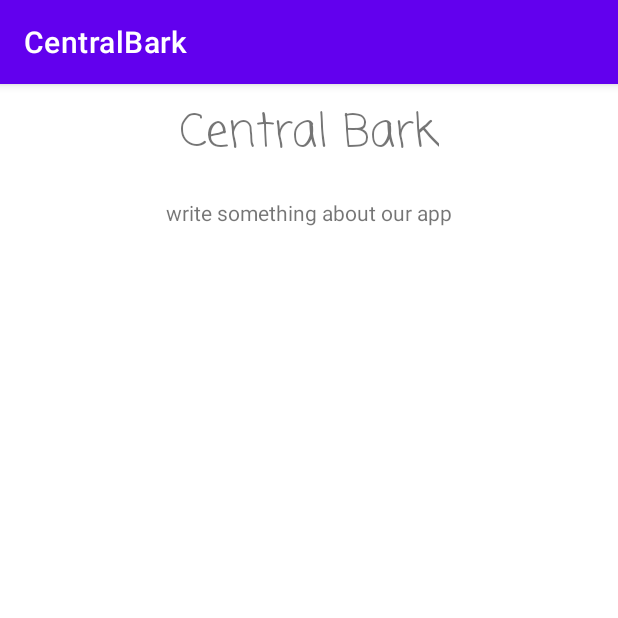
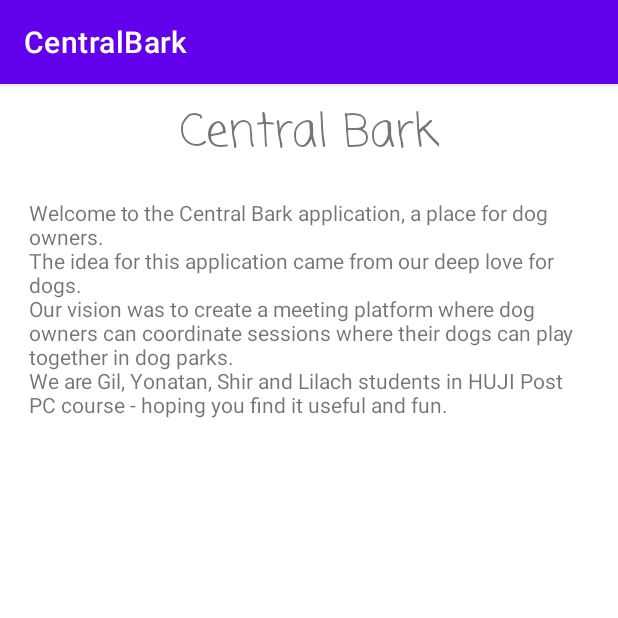
Before and after one commit to Gil-Grimberg/postPc_Final_Project_2021, an Android app: the fragment aboutSettingFragment placed in its activity, on a phone screen of 412 x 824 dp, the top half of it. Run offline under Robolectric (Android 15) with nearby library versions, the phone set to English and light mode, and no system bars; our stand-ins replace Firebase (no records; nobody signed in at launch, a user with empty details on screens opened directly).

Commit message:
fixed things

```diff
--- a/app/src/main/java/com/example/centralbark_PostPc_2021/MenuFragment.java
+++ b/app/src/main/java/com/example/centralbark_PostPc_2021/MenuFragment.java
@@ -38,7 +38,7 @@ public class MenuFragment extends Fragment {
         profileButton = view.findViewById(R.id.profileButton_ImageButton_fragmentMyProfile);
 
         searchButton.setOnClickListener(v->{
-            ArrayList<ImageView> makeSmaller =addToMakeSmallerLst(tinderButton, homeButton, locationButton, profileButton);
+            ArrayList<ImageView> makeSmaller = addToMakeSmallerLst(tinderButton, homeButton, locationButton, profileButton);
             sizeUpIcon(searchButton, makeSmaller);
             Utils.moveBetweenFragments(R.id.the_screen, new searchAccountFragment(), getActivity(), "search_accounts");
         });
--- a/app/src/main/java/com/example/centralbark_PostPc_2021/matchAFriendFragment.java
+++ b/app/src/main/java/com/example/centralbark_PostPc_2021/matchAFriendFragment.java
@@ -235,7 +235,7 @@ public class matchAFriendFragment extends Fragment {
                         }
                         if (foundMe) {
                             for (User recommended : users) {
-                                if (me.getLikedUsers().contains(recommended.getId()) || me.getDislikeUsers().contains(recommended.getId()) || me.getId().equals(recommended.getId())) {
+                                if (me.getLikedUsers().contains(recommended.getId()) || me.getDislikeUsers().contains(recommended.getId()) || me.getId().equals(recommended.getId())||me.getFriendList().contains(recommended.getId())) {
 
                                 } else {
                                     renderUI(recommended);
--- a/app/src/main/java/com/example/centralbark_PostPc_2021/matchAFriendFragmentNoFriendsFragment.java
+++ b/app/src/main/java/com/example/centralbark_PostPc_2021/matchAFriendFragmentNoFriendsFragment.java
@@ -57,7 +57,6 @@ public class matchAFriendFragmentNoFriendsFragment extends Fragment {
     }
 
     private void findRecommendedProfile() {
-        // todo: filter the best recommended matches for the user based on ML
 
         ArrayList<User> users = new ArrayList<>();
         Task<QuerySnapshot> result = appInstance.getDataManager().db.collection("Users").get();
@@ -86,7 +85,7 @@ public class matchAFriendFragmentNoFriendsFragment extends Fragment {
                         }
                         if (foundMe) {
                             for (User recommended : users) {
-                                if (me.getLikedUsers().contains(recommended.getId()) || me.getDislikeUsers().contains(recommended.getId()) || me.getId().equals(recommended.getId())) {
+                                if (me.getLikedUsers().contains(recommended.getId()) || me.getDislikeUsers().contains(recommended.getId()) || me.getId().equals(recommended.getId()) || me.getFriendList().contains(recommended.getId())) {
 
                                 } else {
                                     // switch back to matchAFriendFragment
--- a/app/src/main/java/com/example/centralbark_PostPc_2021/signUpFragment.java
+++ b/app/src/main/java/com/example/centralbark_PostPc_2021/signUpFragment.java
@@ -130,10 +130,6 @@ public class signUpFragment extends Fragment {
                         users.addAll(documentSnapshots.toObjects(User.class));
                         for (User user: users)
                         {
-                            if (user.getUsername().equals("treeUser"))
-                            {
-                                break;
-                            }
                             if (user.getMail().equals(mail.getText().toString()))
                             {
                                 is_mail_unique = false;
--- a/app/src/main/res/layout/fragment_about_settings.xml
+++ b/app/src/main/res/layout/fragment_about_settings.xml
@@ -22,12 +22,13 @@
 
     <TextView
         android:id="@+id/textView2"
-        android:layout_width="wrap_content"
-        android:layout_height="wrap_content"
+        android:layout_width="373dp"
+        android:layout_height="414dp"
         android:layout_marginTop="20dp"
-        android:text="write something about our app"
+        android:text="Welcome to the Central Bark application, a place for dog owners.\nThe idea for this application came from our deep love for dogs.\nOur vision was to create a meeting platform where dog owners can coordinate sessions where their dogs can play together in dog parks.\nWe are Gil, Yonatan, Shir and Lilach students in HUJI Post PC course - hoping you find it useful and fun."
         app:layout_constraintEnd_toEndOf="parent"
         app:layout_constraintStart_toStartOf="parent"
         app:layout_constraintTop_toBottomOf="@+id/central_bark_logo_about_settings_screen" />
 
+
 </androidx.constraintlayout.widget.ConstraintLayout>
--- a/app/src/main/res/layout/fragment_sign_up.xml
+++ b/app/src/main/res/layout/fragment_sign_up.xml
@@ -172,6 +172,7 @@
         android:id="@+id/birthday_edit_text_sign_up_screen"
         android:layout_width="wrap_content"
         android:layout_height="wrap_content"
+        android:hint="MM/DD/YYYY"
         android:ems="10"
         android:fontFamily="casual"
         android:inputType="date"
--- a/app/src/main/res/layout/row_search_accounts.xml
+++ b/app/src/main/res/layout/row_search_accounts.xml
@@ -15,7 +15,8 @@
         app:layout_constraintTop_toTopOf="parent"
         app:layout_constraintBottom_toBottomOf="parent"
         android:layout_marginLeft="20dp"
-        app:layout_constraintLeft_toRightOf="@+id/profilePhoto_ImageView"
+        app:layout_constraintStart_toEndOf="@+id/profilePhoto_ImageView"
+        app:layout_constraintEnd_toStartOf="@+id/makeFriend_Button"
 
         />
 
@@ -29,7 +30,7 @@
         android:background="@drawable/my_button"
         android:fontFamily="casual"
         android:textSize="10sp"
-        app:layout_constraintRight_toRightOf="parent"
+        app:layout_constraintEnd_toEndOf="parent"
         app:layout_constraintTop_toTopOf="parent"
         app:layout_constraintBottom_toBottomOf="parent"/>
 
--- a/app/src/main/res/layout/row_search_places.xml
+++ b/app/src/main/res/layout/row_search_places.xml
@@ -15,7 +15,7 @@
         app:layout_constraintTop_toTopOf="parent"
         app:layout_constraintBottom_toBottomOf="parent"
         android:layout_marginLeft="20dp"
-        app:layout_constraintLeft_toRightOf="@+id/locationPhoto_ImageView"
+        app:layout_constraintStart_toEndOf="@+id/locationPhoto_ImageView"
 
         />
 
@@ -29,7 +29,7 @@
         android:textSize="10sp"
         android:layout_marginEnd="20dp"
         app:layout_constraintBottom_toBottomOf="parent"
-        app:layout_constraintRight_toRightOf="parent"
+        app:layout_constraintEnd_toEndOf="parent"
         app:layout_constraintTop_toTopOf="parent" />
 
     <com.mikhaellopez.circularimageview.CircularImageView
```
Also changed, not shown: app/src/main/java/com/example/centralbark_PostPc_2021/SignInViewModel.java (deleted, +0 -18 lines), app/src/main/java/com/example/centralbark_PostPc_2021/SignUpViewModel.java (deleted, +0 -18 lines), app/src/main/res/layout/row_one_notification.xml (+6 -5 lines).
